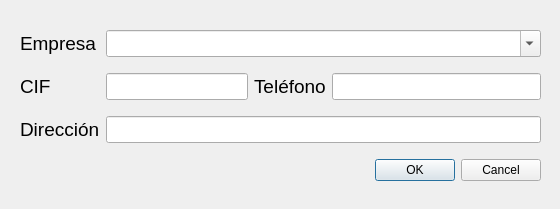
Above: src/lista_proveedores/anadirproveedor.ui from germanbravolopez/laideal before the change. Below: the same form after it.
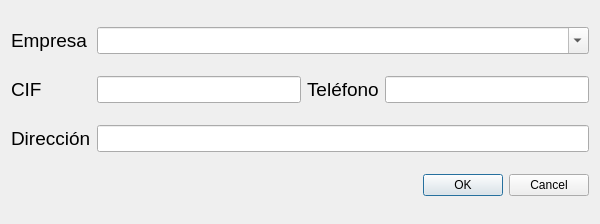
That is the form after the change.

Commit message: set grid layouts and size of windows/widgets

```diff
--- a/src/lista_proveedores/anadirproveedor.ui
+++ b/src/lista_proveedores/anadirproveedor.ui
@@ -6,47 +6,14 @@
    <rect>
     <x>0</x>
     <y>0</y>
-    <width>560</width>
-    <height>209</height>
+    <width>600</width>
+    <height>224</height>
    </rect>
   </property>
   <property name="windowTitle">
    <string>Añadir Prenda</string>
   </property>
-  <widget class="QWidget" name="layoutWidget">
-   <property name="geometry">
-    <rect>
-     <x>20</x>
-     <y>20</y>
-     <width>521</width>
-     <height>171</height>
-    </rect>
-   </property>
    <layout class="QGridLayout" name="gridLayout">
-    <item row="0" column="1" colspan="4">
-     <widget class="QComboBox" name="cb_empresa">
-      <property name="font">
-       <font>
-        <pointsize>12</pointsize>
-       </font>
-      </property>
-      <property name="editable">
-       <bool>true</bool>
-      </property>
-     </widget>
-    </item>
-    <item row="2" column="1" colspan="4">
-     <widget class="QLineEdit" name="le_direccion">
-      <property name="font">
-       <font>
-        <pointsize>12</pointsize>
-       </font>
-      </property>
-      <property name="text">
-       <string/>
-      </property>
-     </widget>
-    </item>
     <item row="0" column="0">
      <widget class="QLabel" name="label">
       <property name="font">
@@ -60,8 +27,39 @@
       </property>
      </widget>
     </item>
-    <item row="1" column="1" colspan="2">
+   <item row="0" column="1" colspan="3">
+    <widget class="QComboBox" name="cb_empresa">
+     <property name="font">
+      <font>
+       <pointsize>12</pointsize>
+      </font>
+     </property>
+     <property name="editable">
+      <bool>true</bool>
+     </property>
+    </widget>
+   </item>
+   <item row="1" column="0">
+    <widget class="QLabel" name="label_3">
+     <property name="font">
+      <font>
+       <pointsize>14</pointsize>
+       <bold>false</bold>
+      </font>
+     </property>
+     <property name="text">
+      <string>CIF</string>
+     </property>
+    </widget>
+   </item>
+   <item row="1" column="1">
      <widget class="QLineEdit" name="le_cif">
+     <property name="minimumSize">
+      <size>
+       <width>110</width>
+       <height>0</height>
+      </size>
+     </property>
       <property name="font">
        <font>
         <pointsize>12</pointsize>
@@ -69,7 +67,7 @@
       </property>
      </widget>
     </item>
-    <item row="1" column="3">
+   <item row="1" column="2">
      <widget class="QLabel" name="label_2">
       <property name="font">
        <font>
@@ -82,6 +80,21 @@
       </property>
      </widget>
     </item>
+   <item row="1" column="3">
+    <widget class="QLineEdit" name="le_telefono">
+     <property name="minimumSize">
+      <size>
+       <width>110</width>
+       <height>0</height>
+      </size>
+     </property>
+     <property name="font">
+      <font>
+       <pointsize>12</pointsize>
+      </font>
+     </property>
+    </widget>
+   </item>
     <item row="2" column="0">
      <widget class="QLabel" name="label_4">
       <property name="font">
@@ -95,29 +108,19 @@
       </property>
      </widget>
     </item>
-    <item row="1" column="4">
-     <widget class="QLineEdit" name="le_telefono">
+   <item row="2" column="1" colspan="3">
+    <widget class="QLineEdit" name="le_direccion">
       <property name="font">
        <font>
         <pointsize>12</pointsize>
        </font>
       </property>
-     </widget>
-    </item>
-    <item row="1" column="0">
-     <widget class="QLabel" name="label_3">
-      <property name="font">
-       <font>
-        <pointsize>14</pointsize>
-        <bold>false</bold>
-       </font>
-      </property>
       <property name="text">
-       <string>CIF</string>
+      <string/>
       </property>
      </widget>
     </item>
-    <item row="3" column="3" colspan="2">
+   <item row="3" column="2" colspan="2">
      <widget class="QDialogButtonBox" name="bb_ok_cancel">
       <property name="orientation">
        <enum>Qt::Horizontal</enum>
@@ -129,13 +132,6 @@
     </item>
    </layout>
   </widget>
- </widget>
- <tabstops>
-  <tabstop>cb_empresa</tabstop>
-  <tabstop>le_cif</tabstop>
-  <tabstop>le_telefono</tabstop>
-  <tabstop>le_direccion</tabstop>
- </tabstops>
  <resources/>
  <connections/>
 </ui>
```
Lines whose indentation alone changed are shown as unchanged. The commit also changes 9 other files.
